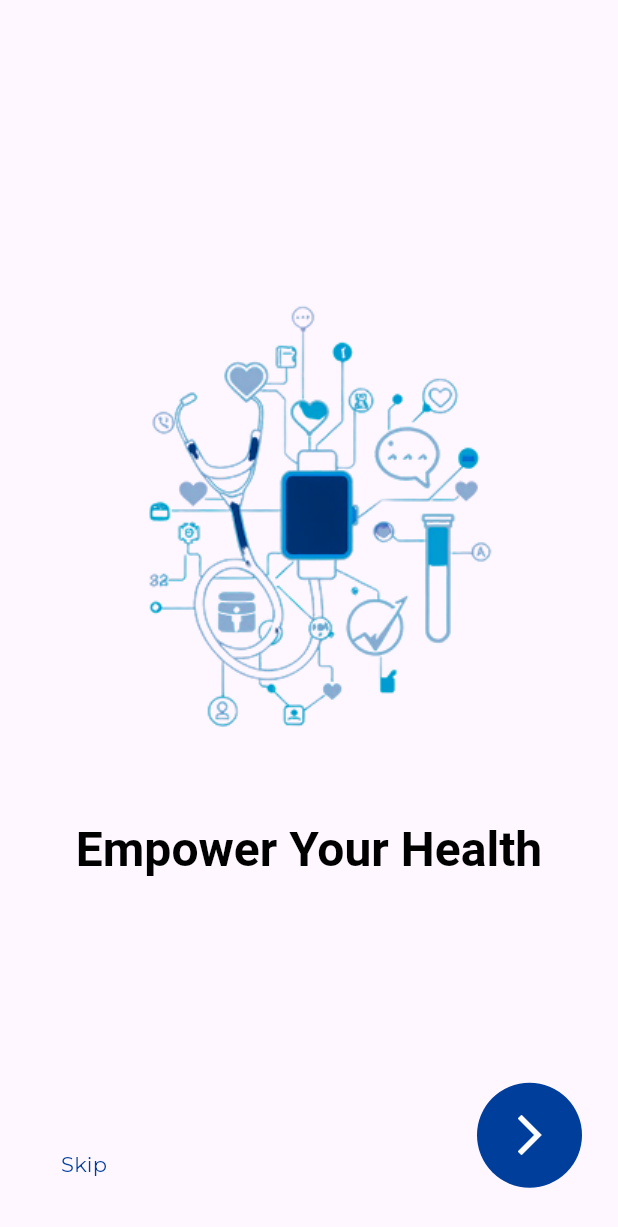
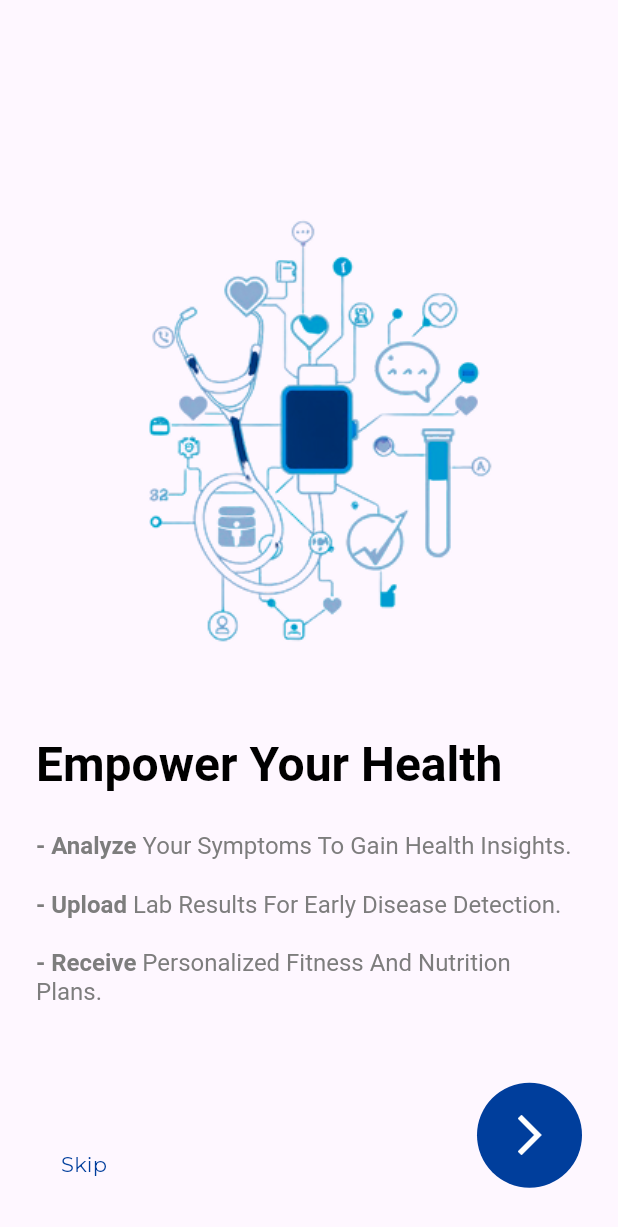
Before and after one commit to tasneem-gamal/Health_Assistant, a Flutter app: the screen it shows after launch, swiped to page 2, on a phone screen of 412 x 824 dp. Shown: the top 1227 px of the screen. Run offline on Flutter 3.47's test engine with Material 3 defaults, Android fonts, the light colour scheme and no system bars; our stand-ins replace get, responsive_framework.

Commit message:
onboarding view done

```diff
--- a/lib/core/theming/styles.dart
+++ b/lib/core/theming/styles.dart
@@ -30,6 +30,19 @@ class CustomTextStyles {
         color: ColorsManager.lightGray
       );
 
+  static TextStyle font16LightgreyBold(BuildContext context) => TextStyle(
+        fontSize: ResponsiveValue<double>(
+          context,
+          defaultValue: 16.0,
+          conditionalValues: [
+            const Condition.smallerThan(name: MOBILE, value: 14.0),
+            const Condition.largerThan(name: TABLET, value: 18.0),
+          ],
+        ).value,
+        fontWeight: FontWeightHelper.bold,
+        color: ColorsManager.lightGray
+      );
+
   static TextStyle font14MainColorRegular(BuildContext context) => TextStyle(
         fontSize: ResponsiveValue<double>(
           context,
--- a/lib/presentation/controllers/onboarding/onboarding_controller.dart
+++ b/lib/presentation/controllers/onboarding/onboarding_controller.dart
@@ -12,7 +12,7 @@ class OnboardingController extends GetxController{
   }
 
   void nextPage(BuildContext context){
-    if(currentPageIndex.value == 2){
+    if(currentPageIndex.value == 3){
       //context.pushNamed(Routes.onBoardingGetStartedView);
     } else{
       int page = currentPageIndex.value + 1 ;
--- a/lib/presentation/view/screens/onboarding/on_boarding_view.dart
+++ /dev/null
@@ -1,13 +0,0 @@
-import 'package:flutter/material.dart';
-import 'package:health_assistant/presentation/view/widgets/onboarding/onboarding_view_body.dart';
-
-class OnBoardingView extends StatelessWidget {
-  const OnBoardingView({super.key});
-
-  @override
-  Widget build(BuildContext context) {
-    return const Scaffold(
-      body: SafeArea(child: OnboardingViewBody()),
-    );
-  }
-}
--- a/lib/presentation/view/widgets/onboarding/onboarding_page.dart
+++ b/lib/presentation/view/widgets/onboarding/onboarding_page.dart
@@ -8,20 +8,24 @@ class OnboardingPage extends StatelessWidget {
     required this.image,
     required this.title,
     this.subTitle,
-    required this.description,
+    this.description,
     this.subTitleStyle,
+    this.dash,
   });
 
-  final String image, title, description;
+  final String image, title;
+  final String? description;
   final String? subTitle;
   final TextStyle? subTitleStyle;
+  final List<String>? dash;
 
   @override
   Widget build(BuildContext context) {
     return Column(
       mainAxisAlignment: MainAxisAlignment.center,
+      crossAxisAlignment: CrossAxisAlignment.start,
       children: [
-        Image.asset(image),
+        Center(child: Image.asset(image)),
         verticalSpace(context, 50),
         RichText(
             text: TextSpan(
@@ -30,16 +34,41 @@ class OnboardingPage extends StatelessWidget {
                 children: [
               TextSpan(
                   text: subTitle,
-                style: subTitleStyle ?? CustomTextStyles.font32BlackBold(context)
-              )
-            ]
-          )
-        ),
+                  style: subTitleStyle ??
+                      CustomTextStyles.font32BlackBold(context))
+            ])),
         verticalSpace(context, 16),
+        if (description != null)
           Text(
-          description,
+            description!,
             softWrap: true,
             style: CustomTextStyles.font16LightGreyRegular(context),
+          )
+        else if (dash != null)
+          Column(
+            crossAxisAlignment: CrossAxisAlignment.start,
+            children: dash!.map((text) {
+              final parts = text.split(':');
+              final title = parts.first.trim();
+              final body = parts.length > 1 ? parts[1].trim() : '';
+              return Padding(
+                padding: const EdgeInsets.symmetric(vertical: 10),
+                child: RichText(
+                  text: TextSpan(
+                    children: [
+                      TextSpan(
+                        text: '- $title ',
+                        style: CustomTextStyles.font16LightgreyBold(context),
+                      ),
+                      TextSpan(
+                        text: body,
+                        style: CustomTextStyles.font16LightGreyRegular(context),
+                      ),
+                    ],
+                  ),
+                ),
+              );
+            }).toList(),
           )
       ],
     );
--- a/lib/presentation/view/widgets/onboarding/onboarding_view_body.dart
+++ b/lib/presentation/view/widgets/onboarding/onboarding_view_body.dart
@@ -35,10 +35,31 @@ class OnboardingViewBody extends StatelessWidget {
                           ).createShader(const Rect.fromLTWH(200.0, 0.0, 50.0, 0.0)),
                     ),
               ),
-              OnboardingPage(
+              const OnboardingPage(
                 image: 'assets/images/boarding_2.png',
                 title: 'Empower Your Health',
-                description: ''
+                dash: [
+                  'Analyze: Your Symptoms To Gain Health Insights.',
+                  'Upload: Lab Results For Early Disease Detection.',
+                  'Receive: Personalized Fitness And Nutrition Plans.',
+                ],
+              ),
+              const OnboardingPage(
+                image: 'assets/images/boarding_3.png',
+                title: 'Prioritize Your Mental Wellness',
+                dash: [
+                  'Chat: with a virtual mental health coach.',
+                  'Track: your mood and receive therapeutic advice',
+                  'Learn: stress-management techniques tailored to you.',
+                ],
+              ),
+              const OnboardingPage(
+                image: 'assets/images/boarding_4.png',
+                title: 'Your Data, Your Control',
+                dash: [
+                  ': Your health data is secure and private.',
+                  ': Personalized recommendations tailored just for you.',
+                ],
               )
             ],
           ),
```
Also changed, not shown: assets/images/boarding_3.png (added), assets/images/boarding_4.png (added). Lines whose indentation alone changed are shown as unchanged.
